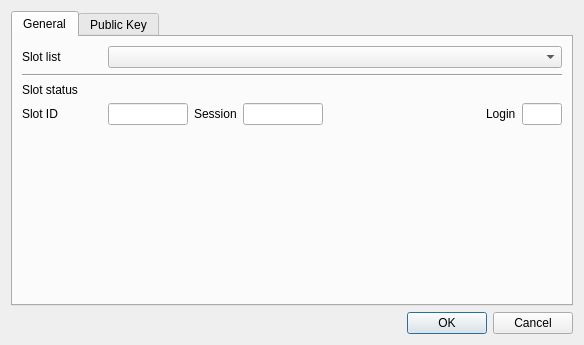
First picture: the form in CryptokiMan/create_rsa_pub_key_dlg.ui, repository jykim74/CryptokiMan, before the edit.
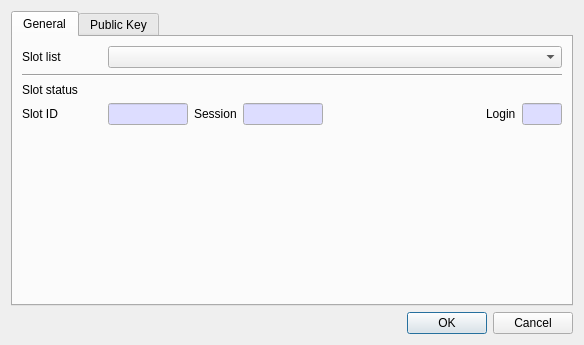
Second picture: the form after the edit.

Commit message: Read Only 입력창 색지정

```diff
--- a/CryptokiMan/create_rsa_pub_key_dlg.ui
+++ b/CryptokiMan/create_rsa_pub_key_dlg.ui
@@ -81,6 +81,46 @@
              <height>16777215</height>
             </size>
            </property>
+           <property name="palette">
+            <palette>
+             <active>
+              <colorrole role="Base">
+               <brush brushstyle="SolidPattern">
+                <color alpha="255">
+                 <red>221</red>
+                 <green>221</green>
+                 <blue>255</blue>
+                </color>
+               </brush>
+              </colorrole>
+             </active>
+             <inactive>
+              <colorrole role="Base">
+               <brush brushstyle="SolidPattern">
+                <color alpha="255">
+                 <red>221</red>
+                 <green>221</green>
+                 <blue>255</blue>
+                </color>
+               </brush>
+              </colorrole>
+             </inactive>
+             <disabled>
+              <colorrole role="Base">
+               <brush brushstyle="SolidPattern">
+                <color alpha="255">
+                 <red>240</red>
+                 <green>240</green>
+                 <blue>240</blue>
+                </color>
+               </brush>
+              </colorrole>
+             </disabled>
+            </palette>
+           </property>
+           <property name="readOnly">
+            <bool>true</bool>
+           </property>
           </widget>
          </item>
          <item row="0" column="0">
@@ -104,6 +144,46 @@
              <height>16777215</height>
             </size>
            </property>
+           <property name="palette">
+            <palette>
+             <active>
+              <colorrole role="Base">
+               <brush brushstyle="SolidPattern">
+                <color alpha="255">
+                 <red>221</red>
+                 <green>221</green>
+                 <blue>255</blue>
+                </color>
+               </brush>
+              </colorrole>
+             </active>
+             <inactive>
+              <colorrole role="Base">
+               <brush brushstyle="SolidPattern">
+                <color alpha="255">
+                 <red>221</red>
+                 <green>221</green>
+                 <blue>255</blue>
+                </color>
+               </brush>
+              </colorrole>
+             </inactive>
+             <disabled>
+              <colorrole role="Base">
+               <brush brushstyle="SolidPattern">
+                <color alpha="255">
+                 <red>240</red>
+                 <green>240</green>
+                 <blue>240</blue>
+                </color>
+               </brush>
+              </colorrole>
+             </disabled>
+            </palette>
+           </property>
+           <property name="readOnly">
+            <bool>true</bool>
+           </property>
           </widget>
          </item>
          <item row="0" column="6">
@@ -114,6 +194,46 @@
              <height>16777215</height>
             </size>
            </property>
+           <property name="palette">
+            <palette>
+             <active>
+              <colorrole role="Base">
+               <brush brushstyle="SolidPattern">
+                <color alpha="255">
+                 <red>221</red>
+                 <green>221</green>
+                 <blue>255</blue>
+                </color>
+               </brush>
+              </colorrole>
+             </active>
+             <inactive>
+              <colorrole role="Base">
+               <brush brushstyle="SolidPattern">
+                <color alpha="255">
+                 <red>221</red>
+                 <green>221</green>
+                 <blue>255</blue>
+                </color>
+               </brush>
+              </colorrole>
+             </inactive>
+             <disabled>
+              <colorrole role="Base">
+               <brush brushstyle="SolidPattern">
+                <color alpha="255">
+                 <red>240</red>
+                 <green>240</green>
+                 <blue>240</blue>
+                </color>
+               </brush>
+              </colorrole>
+             </disabled>
+            </palette>
+           </property>
+           <property name="readOnly">
+            <bool>true</bool>
+           </property>
           </widget>
          </item>
          <item row="0" column="2">
```
The commit also changes 22 other files.
